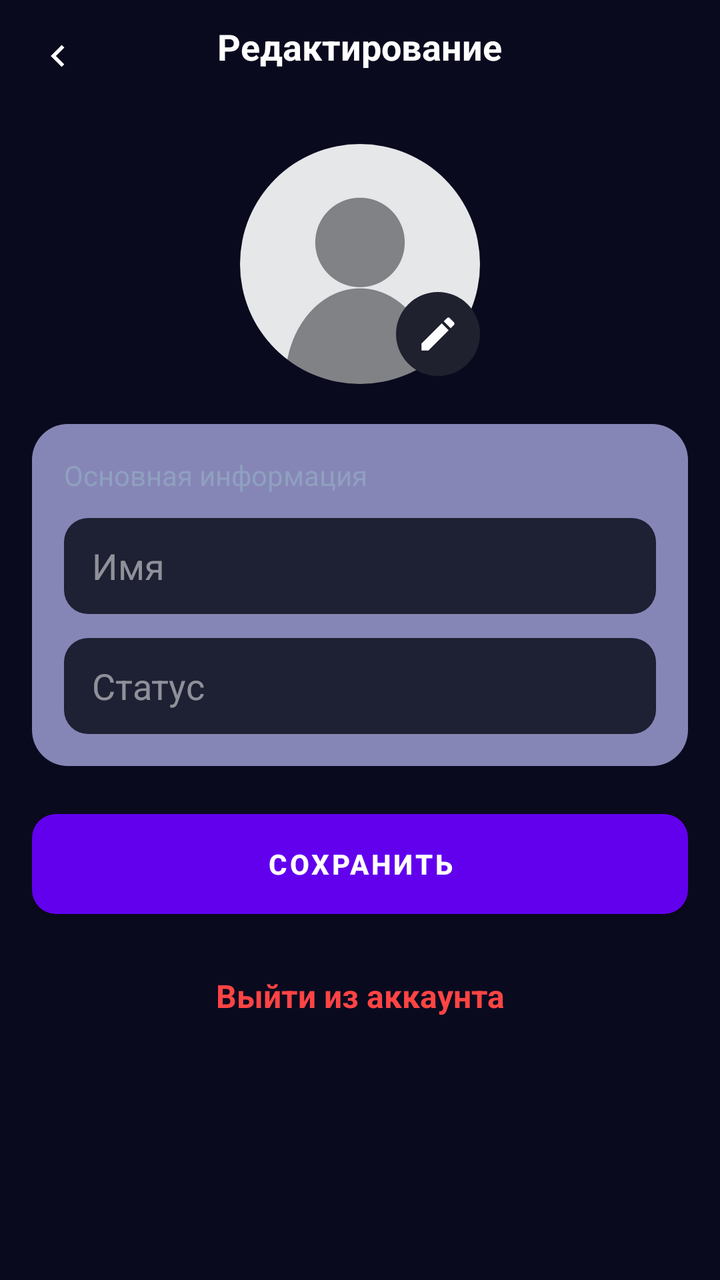
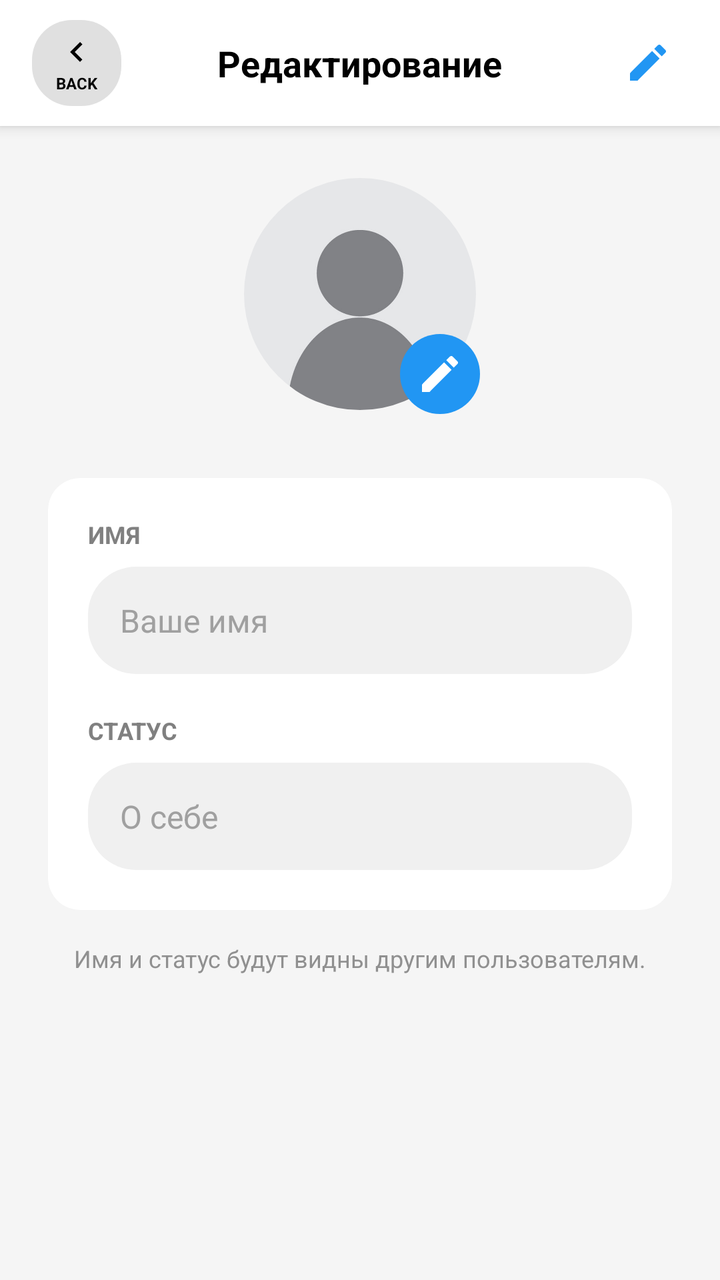

Before-and-after screenshots of an Android layout around one commit, followed by the original layout XML and the change that was made.
<!-- AndroidManifest.xml: application theme Theme.App.NoActionBar -->
<!-- res/layout/activity_profile_edit.xml -->
<?xml version="1.0" encoding="utf-8"?>
<androidx.coordinatorlayout.widget.CoordinatorLayout
    xmlns:android="http://schemas.android.com/apk/res/android"
    xmlns:app="http://schemas.android.com/apk/res-auto"
    android:layout_width="match_parent"
    android:layout_height="match_parent"
    android:background="#0A0A1F">

    
    <RelativeLayout
        android:layout_width="match_parent"
        android:layout_height="56dp"
        android:paddingStart="12dp"
        android:paddingEnd="12dp"
        android:gravity="center_vertical">

        <ImageView
            android:id="@+id/btnBackProfileEdit"
            android:layout_width="34dp"
            android:layout_height="34dp"
            android:padding="6dp"
            android:src="@drawable/ic_back"
            android:tint="#FFFFFF" />

        <TextView
            android:layout_width="wrap_content"
            android:layout_height="wrap_content"
            android:layout_centerHorizontal="true"
            android:text="Редактирование"
            android:textColor="#FFFFFF"
            android:textSize="18sp"
            android:textStyle="bold"/>
    </RelativeLayout>


    
    <ScrollView
        android:layout_width="match_parent"
        android:layout_height="match_parent"
        android:fillViewport="true"
        android:layout_marginTop="56dp">

        <LinearLayout
            android:layout_width="match_parent"
            android:layout_height="wrap_content"
            android:orientation="vertical"
            android:padding="16dp">

            
            <RelativeLayout
                android:layout_width="wrap_content"
                android:layout_height="wrap_content"
                android:layout_gravity="center_horizontal">

                <com.google.android.material.imageview.ShapeableImageView
                    android:id="@+id/editAvatar"
                    android:layout_width="120dp"
                    android:layout_height="120dp"
                    android:scaleType="centerCrop"
                    android:src="@drawable/ic_user_placeholder"
                    app:shapeAppearanceOverlay="@style/AvatarRound"
                    android:padding="0dp"/>

                
                <ImageView
                    android:id="@+id/editAvatarBtn"
                    android:layout_width="42dp"
                    android:layout_height="42dp"
                    android:layout_alignBottom="@id/editAvatar"
                    android:layout_alignEnd="@id/editAvatar"
                    android:layout_marginBottom="4dp"
                    android:background="@drawable/avatar_edit_bg"
                    android:padding="10dp"
                    android:src="@drawable/ic_edit"
                    android:tint="#FFFFFF"/>
            </RelativeLayout>


            
            <LinearLayout
                android:layout_width="match_parent"
                android:layout_height="wrap_content"
                android:background="@drawable/card_bg_light"
                android:orientation="vertical"
                android:padding="16dp"
                android:layout_marginTop="20dp">

                <TextView
                    android:layout_width="269dp"
                    android:layout_height="wrap_content"
                    android:layout_marginBottom="12dp"
                    android:text="Основная информация"
                    android:textColor="#8FA0C0"
                    android:textSize="14sp" />

                
                <EditText
                    android:id="@+id/editName"
                    android:layout_width="match_parent"
                    android:layout_height="48dp"
                    android:background="@drawable/edit_vk"
                    android:hint="Имя"
                    android:textColor="#FFFFFF"
                    android:textColorHint="#80FFFFFF"
                    android:paddingStart="14dp"/>

                
                <EditText
                    android:id="@+id/editStatus"
                    android:layout_width="match_parent"
                    android:layout_height="48dp"
                    android:layout_marginTop="12dp"
                    android:background="@drawable/edit_vk"
                    android:hint="Статус"
                    android:textColor="#FFFFFF"
                    android:textColorHint="#80FFFFFF"
                    android:paddingStart="14dp"/>
            </LinearLayout>


            
            <Button
                android:id="@+id/btnSave"
                android:layout_width="match_parent"
                android:layout_height="50dp"
                android:layout_marginTop="24dp"
                android:background="@drawable/btn_vk"
                android:text="СОХРАНИТЬ"
                android:textColor="#FFFFFF"
                android:textStyle="bold"/>
                
            
            <TextView
                android:id="@+id/btnLogout"
                android:layout_width="match_parent"
                android:layout_height="50dp"
                android:layout_marginTop="16dp"
                android:gravity="center"
                android:text="Выйти из аккаунта"
                android:textColor="#FF4444"
                android:textSize="16sp"
                android:textStyle="bold"/>
        </LinearLayout>
    </ScrollView>

</androidx.coordinatorlayout.widget.CoordinatorLayout>
<!-- resources referenced by this layout -->
<resources>
  <!-- drawable avatar_edit_bg (drawable) -->
  <?xml version="1.0" encoding="utf-8"?>
  <shape xmlns:android="http://schemas.android.com/apk/res/android">
      <solid android:color="#1F212F"/>
      <corners android:radius="50dp"/>
  </shape>
  <!-- drawable btn_vk (drawable) -->
  <?xml version="1.0" encoding="utf-8"?>
  <shape xmlns:android="http://schemas.android.com/apk/res/android">
      <solid android:color="#3B4AFF"/>
      <corners android:radius="12dp"/>
  </shape>
  <!-- drawable card_bg_light (drawable) -->
  <?xml version="1.0" encoding="utf-8"?>
  <shape xmlns:android="http://schemas.android.com/apk/res/android">
      <solid android:color="#8686B6"/>
      <corners android:radius="18dp"/>
  </shape>
  <!-- drawable edit_vk (drawable) -->
  <?xml version="1.0" encoding="utf-8"?>
  <shape xmlns:android="http://schemas.android.com/apk/res/android">
      <solid android:color="#1E2033"/>
      <corners android:radius="12dp"/>
  </shape>
  <!-- drawable ic_back (drawable) -->
  <?xml version="1.0" encoding="utf-8"?>
  <vector xmlns:android="http://schemas.android.com/apk/res/android"
      android:width="24dp"
      android:height="24dp"
      android:viewportWidth="24"
      android:viewportHeight="24">
      <path
          android:fillColor="@android:color/white"
          android:pathData="M15.41,7.41L14,6l-6,6 6,6 1.41,-1.41L10.83,12z"/>
  </vector>
  <!-- drawable ic_edit (drawable) -->
  <vector xmlns:android="http://schemas.android.com/apk/res/android"
      android:width="24dp"
      android:height="24dp"
      android:viewportWidth="24"
      android:viewportHeight="24">
      <path
          android:fillColor="#FFFFFF"
          android:pathData="M3,17.25V21h3.75L17.81,9.94l-3.75,-3.75L3,17.25zM20.71,7.04c0.39,-0.39 0.39,-1.02 0,-1.41l-2.34,-2.34c-0.39,-0.39 -1.02,-0.39 -1.41,0l-1.83,1.83 3.75,3.75 1.83,-1.83z"/>
  </vector>
  <!-- drawable ic_user_placeholder: png bitmap (drawable, 47460 bytes) -->
  <style name="AvatarRound">
          <item name="cornerFamily">rounded</item>
          <item name="cornerSize">50%</item>
      </style>
  <style name="Theme.App.NoActionBar" parent="Theme.MaterialComponents.DayNight.NoActionBar">
          
      </style>
</resources>

<!-- the commit's change to res/layout/activity_profile_edit.xml (unified diff, before → after) -->
@@ -1,146 +1,192 @@
 <?xml version="1.0" encoding="utf-8"?>
-<androidx.coordinatorlayout.widget.CoordinatorLayout
-    xmlns:android="http://schemas.android.com/apk/res/android"
+<LinearLayout xmlns:android="http://schemas.android.com/apk/res/android"
     xmlns:app="http://schemas.android.com/apk/res-auto"
+    android:id="@+id/rootLayout"
     android:layout_width="match_parent"
     android:layout_height="match_parent"
-    android:background="#0A0A1F">
+    android:background="#F5F5F5"
+    android:orientation="vertical">
 
     
-    <RelativeLayout
+    <LinearLayout
+        android:id="@+id/headerContent"
         android:layout_width="match_parent"
-        android:layout_height="56dp"
-        android:paddingStart="12dp"
-        android:paddingEnd="12dp"
-        android:gravity="center_vertical">
+        android:layout_height="wrap_content"
+        android:background="#FFFFFF"
+        android:elevation="4dp"
+        android:orientation="vertical">
 
-        <ImageView
-            android:id="@+id/btnBackProfileEdit"
-            android:layout_width="34dp"
-            android:layout_height="34dp"
-            android:padding="6dp"
-            android:src="@drawable/ic_back"
-            android:tint="#FFFFFF" />
+        
+        <RelativeLayout
+            android:layout_width="match_parent"
+            android:layout_height="wrap_content"
+            android:paddingTop="10dp"
+            android:paddingBottom="10dp">
 
-        <TextView
-            android:layout_width="wrap_content"
-            android:layout_height="wrap_content"
-            android:layout_centerHorizontal="true"
-            android:text="Редактирование"
-            android:textColor="#FFFFFF"
-            android:textSize="18sp"
-            android:textStyle="bold"/>
-    </RelativeLayout>
+            <LinearLayout
+                android:id="@+id/btnBackProfileEdit"
+                android:layout_width="wrap_content"
+                android:layout_height="wrap_content"
+                android:layout_centerVertical="true"
+                android:layout_marginStart="16dp"
+                android:background="@drawable/bg_stat_pill"
+                android:backgroundTint="#E0E0E0"
+                android:gravity="center"
+                android:orientation="vertical"
+                android:paddingHorizontal="12dp"
+                android:paddingVertical="6dp">
 
+                <ImageView
+                    android:layout_width="20dp"
+                    android:layout_height="20dp"
+                    android:src="@drawable/ic_back"
+                    app:tint="#000000" />
 
-    
+                <TextView
+                    android:layout_width="wrap_content"
+                    android:layout_height="wrap_content"
+                    android:text="BACK"
+                    android:textColor="#000000"
+                    android:textSize="8sp"
+                    android:textStyle="bold" />
+            </LinearLayout>
+
+            <TextView
+                android:layout_width="wrap_content"
+                android:layout_height="wrap_content"
+                android:layout_centerInParent="true"
+                android:text="Редактирование"
+                android:textColor="#000000"
+                android:textSize="18sp"
+                android:textStyle="bold" />
+
+            <ImageView
+                android:id="@+id/btnSave"
+                android:layout_width="40dp"
+                android:layout_height="40dp"
+                android:layout_alignParentEnd="true"
+                android:layout_centerVertical="true"
+                android:layout_marginEnd="16dp"
+                android:background="?attr/selectableItemBackgroundBorderless"
+                android:padding="8dp"
+                android:src="@drawable/ic_edit"
+                app:tint="#2196F3" />
+
+        </RelativeLayout>
+    </LinearLayout>
+
     <ScrollView
         android:layout_width="match_parent"
         android:layout_height="match_parent"
-        android:fillViewport="true"
-        android:layout_marginTop="56dp">
+        android:clipToPadding="false"
+        android:fillViewport="true">
 
         <LinearLayout
             android:layout_width="match_parent"
             android:layout_height="wrap_content"
+            android:gravity="center_horizontal"
             android:orientation="vertical"
-            android:padding="16dp">
+            android:padding="24dp">
 
             
             <RelativeLayout
                 android:layout_width="wrap_content"
                 android:layout_height="wrap_content"
-                android:layout_gravity="center_horizontal">
+                android:layout_marginBottom="32dp">
 
                 <com.google.android.material.imageview.ShapeableImageView
                     android:id="@+id/editAvatar"
                     android:layout_width="120dp"
                     android:layout_height="120dp"
+                    android:background="@drawable/circle_white_bg"
+                    android:padding="2dp"
                     android:scaleType="centerCrop"
                     android:src="@drawable/ic_user_placeholder"
-                    app:shapeAppearanceOverlay="@style/AvatarRound"
-                    android:padding="0dp"/>
+                    app:shapeAppearanceOverlay="@style/AvatarRound" />
 
-                
                 <ImageView
                     android:id="@+id/editAvatarBtn"
-                    android:layout_width="42dp"
-                    android:layout_height="42dp"
+                    android:layout_width="40dp"
+                    android:layout_height="40dp"
+                    android:layout_alignEnd="@id/editAvatar"
                     android:layout_alignBottom="@id/editAvatar"
-                    android:layout_alignEnd="@id/editAvatar"
-                    android:layout_marginBottom="4dp"
-                    android:background="@drawable/avatar_edit_bg"
-                    android:padding="10dp"
+                    android:background="@drawable/circle_white_bg"
+                    android:backgroundTint="#2196F3"
+                    android:padding="8dp"
                     android:src="@drawable/ic_edit"
-                    android:tint="#FFFFFF"/>
+                    app:tint="#FFFFFF"
+                    app:shapeAppearanceOverlay="@style/AvatarRound"/>
             </RelativeLayout>
 
-
             
-            <LinearLayout
+            <androidx.cardview.widget.CardView
                 android:layout_width="match_parent"
                 android:layout_height="wrap_content"
-                android:background="@drawable/card_bg_light"
-                android:orientation="vertical"
-                android:padding="16dp"
-                android:layout_marginTop="20dp">
+                app:cardBackgroundColor="#FFFFFF"
+                app:cardCornerRadius="16dp"
+                app:cardElevation="0dp">
 
-                <TextView
-                    android:layout_width="269dp"
+                <LinearLayout
+                    android:layout_width="match_parent"
                     android:layout_height="wrap_content"
-                    android:layout_marginBottom="12dp"
-                    android:text="Основная информация"
-                    android:textColor="#8FA0C0"
-                    android:textSize="14sp" />
+                    android:orientation="vertical"
+                    android:padding="20dp">
+                    
+                    <TextView
+                        android:layout_width="wrap_content"
+                        android:layout_height="wrap_content"
+                        android:text="ИМЯ"
+                        android:textSize="12sp"
+                        android:textStyle="bold"
+                        android:textColor="#808080"
+                        android:layout_marginBottom="8dp"/>
 
-                
-                <EditText
-                    android:id="@+id/editName"
-                    android:layout_width="match_parent"
-                    android:layout_height="48dp"
-                    android:background="@drawable/edit_vk"
-                    android:hint="Имя"
-                    android:textColor="#FFFFFF"
-                    android:textColorHint="#80FFFFFF"
-                    android:paddingStart="14dp"/>
+                    <EditText
+                        android:id="@+id/editName"
+                        android:layout_width="match_parent"
+                        android:layout_height="wrap_content"
+                        android:background="@drawable/bg_chat_input_rounded"
+                        android:backgroundTint="#F0F0F0"
+                        android:hint="Ваше имя"
+                        android:padding="16dp"
+                        android:textColor="#000000"
+                        android:textColorHint="#A0A0A0"
+                        android:textSize="16sp" />
 
-                
-                <EditText
-                    android:id="@+id/editStatus"
-                    android:layout_width="match_parent"
-                    android:layout_height="48dp"
-                    android:layout_marginTop="12dp"
-                    android:background="@drawable/edit_vk"
-                    android:hint="Статус"
-                    android:textColor="#FFFFFF"
-                    android:textColorHint="#80FFFFFF"
-                    android:paddingStart="14dp"/>
-            </LinearLayout>
+                    <TextView
+                        android:layout_width="wrap_content"
+                        android:layout_height="wrap_content"
+                        android:text="СТАТУС"
+                        android:textSize="12sp"
+                        android:textStyle="bold"
+                        android:textColor="#808080"
+                        android:layout_marginTop="20dp"
+                        android:layout_marginBottom="8dp"/>
 
+                    <EditText
+                        android:id="@+id/editStatus"
+                        android:layout_width="match_parent"
+                        android:layout_height="wrap_content"
+                        android:background="@drawable/bg_chat_input_rounded"
+                        android:backgroundTint="#F0F0F0"
+                        android:hint="О себе"
+                        android:padding="16dp"
+                        android:textColor="#000000"
+                        android:textColorHint="#A0A0A0"
+                        android:textSize="16sp" />
+                </LinearLayout>
+            </androidx.cardview.widget.CardView>
 
-            
-            <Button
-                android:id="@+id/btnSave"
+            <TextView
                 android:layout_width="match_parent"
-                android:layout_height="50dp"
-                android:layout_marginTop="24dp"
-                android:background="@drawable/btn_vk"
-                android:text="СОХРАНИТЬ"
-                android:textColor="#FFFFFF"
-                android:textStyle="bold"/>
-                
-            
-            <TextView
-                android:id="@+id/btnLogout"
-                android:layout_width="match_parent"
-                android:layout_height="50dp"
+                android:layout_height="wrap_content"
+                android:text="Имя и статус будут видны другим пользователям."
+                android:gravity="center"
+                android:textColor="#909090"
+                android:textSize="12sp"
                 android:layout_marginTop="16dp"
-                android:gravity="center"
-                android:text="Выйти из аккаунта"
-                android:textColor="#FF4444"
-                android:textSize="16sp"
-                android:textStyle="bold"/>
+                android:layout_marginBottom="32dp"/>
+
         </LinearLayout>
     </ScrollView>
-
-</androidx.coordinatorlayout.widget.CoordinatorLayout>
+</LinearLayout>
<!-- resource entries referenced after the edit -->
@@ -1,28 +1,20 @@
 <!-- resources referenced by this layout -->
 <resources>
-  <!-- drawable avatar_edit_bg (drawable) -->
+  <!-- drawable bg_chat_input_rounded (drawable) -->
   <?xml version="1.0" encoding="utf-8"?>
-  <shape xmlns:android="http://schemas.android.com/apk/res/android">
-      <solid android:color="#1F212F"/>
-      <corners android:radius="50dp"/>
+  <shape xmlns:android="http://schemas.android.com/apk/res/android" android:shape="rectangle">
+      <corners android:radius="24dp"/>
+      <solid android:color="#D8D8D8"/>
   </shape>
-  <!-- drawable btn_vk (drawable) -->
+  <!-- drawable bg_stat_pill (drawable) -->
   <?xml version="1.0" encoding="utf-8"?>
-  <shape xmlns:android="http://schemas.android.com/apk/res/android">
-      <solid android:color="#3B4AFF"/>
-      <corners android:radius="12dp"/>
+  <shape xmlns:android="http://schemas.android.com/apk/res/android" android:shape="rectangle">
+      <corners android:radius="20dp"/>
+      <solid android:color="#908E8E"/>
   </shape>
-  <!-- drawable card_bg_light (drawable) -->
-  <?xml version="1.0" encoding="utf-8"?>
-  <shape xmlns:android="http://schemas.android.com/apk/res/android">
-      <solid android:color="#8686B6"/>
-      <corners android:radius="18dp"/>
-  </shape>
-  <!-- drawable edit_vk (drawable) -->
-  <?xml version="1.0" encoding="utf-8"?>
-  <shape xmlns:android="http://schemas.android.com/apk/res/android">
-      <solid android:color="#1E2033"/>
-      <corners android:radius="12dp"/>
+  <!-- drawable circle_white_bg (drawable) -->
+  <shape xmlns:android="http://schemas.android.com/apk/res/android" android:shape="oval">
+      <solid android:color="#FFFFFF"/>
   </shape>
   <!-- drawable ic_back (drawable) -->
   <?xml version="1.0" encoding="utf-8"?>
@@ -52,6 +44,10 @@
       </style>
   <style name="Theme.App.NoActionBar" parent="Theme.MaterialComponents.DayNight.NoActionBar">
           
+          
+          <item name="android:statusBarColor">@android:color/white</item>
+          
+          <item name="android:windowLightStatusBar">true</item>
       </style>
 </resources>
 
